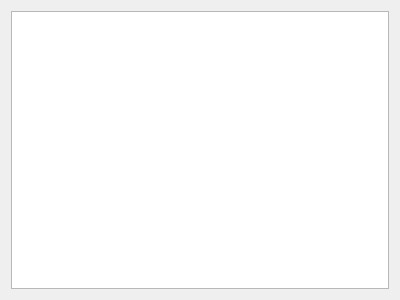
Before: the Qt Designer form application/aliasplugin.ui in TheNiteCoder/mx-bashrc-config, drawn with Qt 5.
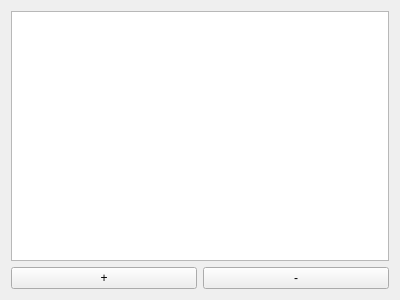
After: the same form once the commit is applied.

```diff
--- a/application/aliasplugin.ui
+++ b/application/aliasplugin.ui
@@ -15,7 +15,25 @@
   </property>
   <layout class="QVBoxLayout" name="verticalLayout">
    <item>
-    <widget class="QTableWidget" name="tableWidget"/>
+    <widget class="QTableWidget" name="tableWidget_Aliases"/>
+   </item>
+   <item>
+    <layout class="QHBoxLayout" name="horizontalLayout">
+     <item>
+      <widget class="QPushButton" name="pushButton_AddAlias">
+       <property name="text">
+        <string>+</string>
+       </property>
+      </widget>
+     </item>
+     <item>
+      <widget class="QPushButton" name="pushButton_RemoveAlias">
+       <property name="text">
+        <string>-</string>
+       </property>
+      </widget>
+     </item>
+    </layout>
    </item>
   </layout>
  </widget>
```
